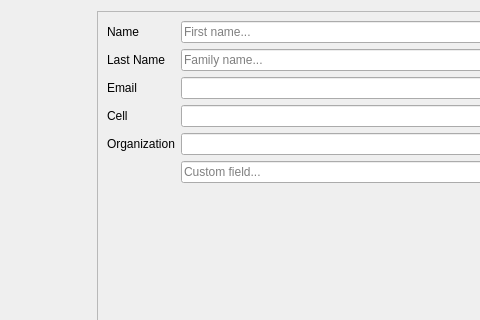
Above: src/conf/dlgprofiles.ui from KDE/ring-kde before the change; both pictures show x 0 to 480 and y 0 to 320 of the 834 by 572 pixel window. Below: the same form after it.
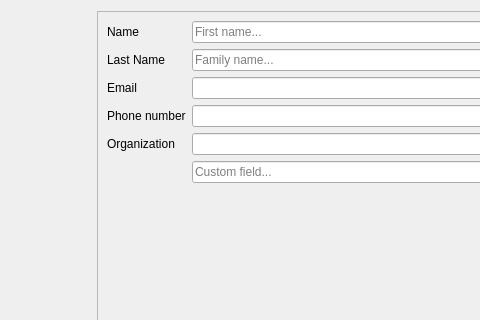
That is the form after the change.

```diff
--- a/src/conf/dlgprofiles.ui
+++ b/src/conf/dlgprofiles.ui
@@ -164,8 +164,8 @@
        <rect>
         <x>0</x>
         <y>0</y>
-        <width>723</width>
-        <height>354</height>
+        <width>739</width>
+        <height>404</height>
        </rect>
       </property>
       <layout class="QVBoxLayout" name="verticalLayout">
@@ -208,7 +208,7 @@
          <item row="3" column="0">
           <widget class="QLabel" name="label_cell">
            <property name="text">
-            <string>Cell</string>
+            <string>Phone number</string>
            </property>
           </widget>
          </item>
```
Left out of the diff: 124 changed lines with no effect on the pictures.
